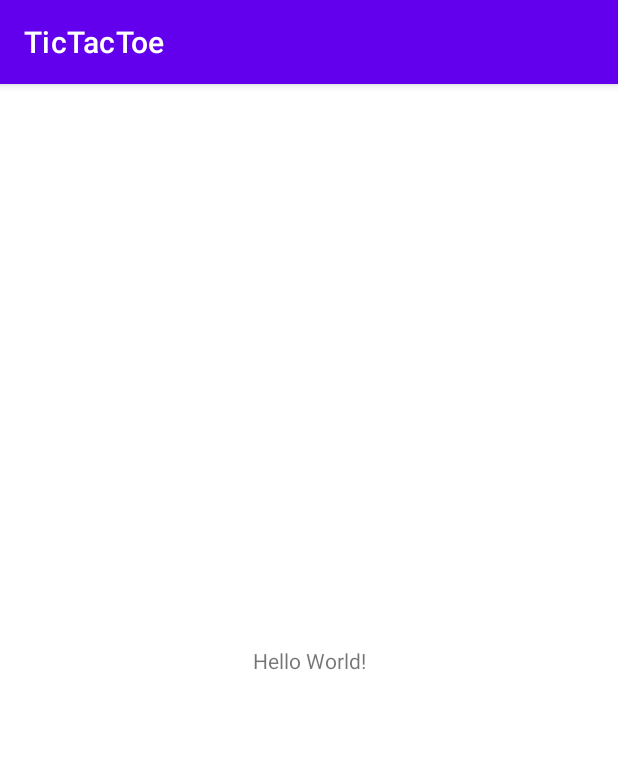
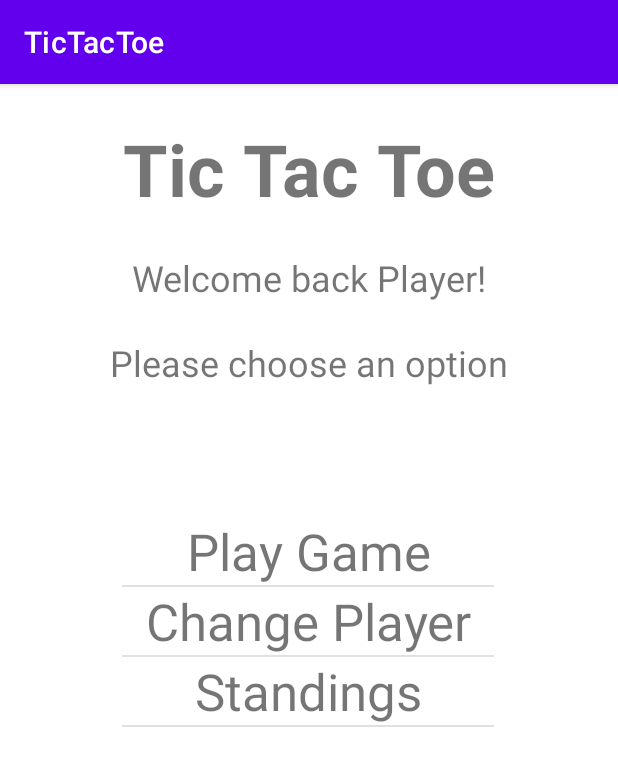
Before and after one commit to tylerbfink/TicTacToe, an Android app: the screen it shows after launch (MainActivity), on a phone screen of 412 x 824 dp. Shown: the top 766 px of the screen. Run offline under Robolectric (Android 15) with nearby library versions, the phone set to English and light mode, and no system bars.

Commit message:
-added activities -centered listView items

```diff
--- a/app/src/main/java/com/example/tictactoe/MainActivity.java
+++ b/app/src/main/java/com/example/tictactoe/MainActivity.java
@@ -2,13 +2,58 @@ package com.example.tictactoe;
 
 import androidx.appcompat.app.AppCompatActivity;
 
+import android.content.Intent;
+import android.content.res.Resources;
 import android.os.Bundle;
+import android.view.View;
+import android.widget.AdapterView;
+import android.widget.ArrayAdapter;
+import android.widget.ListView;
+import android.widget.TextView;
+
 
 public class MainActivity extends AppCompatActivity {
+
+    String returning_player_name = "Player";
 
     @Override
     protected void onCreate(Bundle savedInstanceState) {
         super.onCreate(savedInstanceState);
         setContentView(R.layout.activity_main);
+
+        //load listView with options
+        ListView mainMenuOptions = findViewById(R.id.option_listView);
+        Resources res = getResources();
+        String[] options = res.getStringArray(R.array.main_menu_options);
+        ArrayAdapter<String> adapter = new ArrayAdapter<String>(this, R.layout.mytextview, options);
+        //ArrayAdapter<String> adapter = new ArrayAdapter<>(this, android.R.layout.simple_list_item_1, options);
+        //ArrayAdapter<String> adapter = new ArrayAdapter<String>(this, R.layout.mytextview, standingList);
+        mainMenuOptions.setAdapter(adapter);
+
+        TextView welcomeBack = (TextView) findViewById(R.id.welcome_back_text);
+        welcomeBack.setText("Welcome back " + returning_player_name + "!");
+
+
+        //listener for click of listView item
+        mainMenuOptions.setOnItemClickListener(new AdapterView.OnItemClickListener() {
+            @Override
+            public void onItemClick(AdapterView<?> adapterView, View view, int position, long l) {
+
+                Intent intent = new Intent();
+                switch (position) {
+                    case 0:
+                        intent = new Intent(MainActivity.this, GamePlay.class);
+                        break;
+                    case 1:
+                        intent = new Intent(MainActivity.this, ChangePlayer.class);
+                        break;
+                    case 2:
+                        intent = new Intent(MainActivity.this, Standings.class);
+                        break;
+                }
+                startActivity(intent);
+                finish();
+            }
+        });
     }
 }
--- a/app/src/main/res/layout/activity_main.xml
+++ b/app/src/main/res/layout/activity_main.xml
@@ -7,12 +7,54 @@
     tools:context=".MainActivity">
 
     <TextView
+        android:id="@+id/welcome_text"
         android:layout_width="wrap_content"
         android:layout_height="wrap_content"
-        android:text="Hello World!"
-        app:layout_constraintBottom_toBottomOf="parent"
-        app:layout_constraintLeft_toLeftOf="parent"
-        app:layout_constraintRight_toRightOf="parent"
+        android:layout_marginTop="24dp"
+        android:text="@string/welcome_main"
+        android:textSize="48sp"
+        android:textStyle="bold"
+        app:layout_constraintEnd_toEndOf="parent"
+        app:layout_constraintStart_toStartOf="parent"
         app:layout_constraintTop_toTopOf="parent" />
 
+    <TextView
+        android:id="@+id/welcome_back_text"
+        android:layout_width="wrap_content"
+        android:layout_height="wrap_content"
+        android:layout_marginTop="24dp"
+        android:text="@string/blank"
+        android:textSize="24sp"
+        app:layout_constraintBottom_toTopOf="@+id/option_text"
+        app:layout_constraintEnd_toEndOf="parent"
+        app:layout_constraintStart_toStartOf="parent"
+        app:layout_constraintTop_toBottomOf="@+id/welcome_text" />
+
+    <TextView
+        android:id="@+id/option_text"
+        android:layout_width="wrap_content"
+        android:layout_height="wrap_content"
+        android:layout_marginTop="24dp"
+        android:text="@string/choose_option"
+        android:textSize="24sp"
+        app:layout_constraintEnd_toEndOf="parent"
+        app:layout_constraintStart_toStartOf="parent"
+        app:layout_constraintTop_toBottomOf="@+id/welcome_back_text" />
+
+    <ListView
+        android:id="@+id/option_listView"
+        android:layout_width="248dp"
+        android:layout_height="347dp"
+        android:layout_marginStart="1dp"
+        android:layout_marginTop="48dp"
+        android:layout_marginEnd="1dp"
+        app:layout_constraintBottom_toBottomOf="parent"
+        app:layout_constraintEnd_toEndOf="parent"
+        app:layout_constraintHorizontal_bias="0.496"
+        app:layout_constraintStart_toStartOf="parent"
+        app:layout_constraintTop_toBottomOf="@+id/option_text"
+        app:layout_constraintVertical_bias="0.225">
+
+    </ListView>
+
 </androidx.constraintlayout.widget.ConstraintLayout>
--- /dev/null
+++ b/app/src/main/res/layout/mytextview.xml
@@ -0,0 +1,7 @@
+<?xml version="1.0" encoding="utf-8"?>
+<TextView xmlns:android="http://schemas.android.com/apk/res/android"
+    android:id="@android:id/text1"
+    android:layout_width="match_parent"
+    android:layout_height="wrap_content"
+    android:gravity="center"
+    android:textSize="34sp" />
--- a/app/src/main/res/values/strings.xml
+++ b/app/src/main/res/values/strings.xml
@@ -1,3 +1,13 @@
 <resources>
     <string name="app_name">TicTacToe</string>
+    <string name="welcome_main">Tic Tac Toe</string>
+    <string name="blank"></string>
+    <string name="choose_option">Please choose an option</string>
+    <string name="welcome_standings">Standings</string>
+
+    <string-array name="main_menu_options">
+        <item>Play Game</item>
+        <item>Change Player</item>
+        <item>Standings</item>
+    </string-array>
 </resources>
```
Also changed, not shown: app/src/main/AndroidManifest.xml (+9 -0 lines), app/src/main/java/com/example/tictactoe/ChangePlayer.java (added, +57 -0 lines), app/src/main/java/com/example/tictactoe/GamePlay.java (added, +23 -0 lines), app/src/main/java/com/example/tictactoe/PlayerInfo.java (added, +49 -0 lines), app/src/main/java/com/example/tictactoe/Standings.java (added, +82 -0 lines), app/src/main/res/layout/activity_change_player.xml (added, +9 -0 lines), app/src/main/res/layout/activity_game_play.xml (added, +9 -0 lines), app/src/main/res/layout/activity_standings.xml (added, +31 -0 lines).
